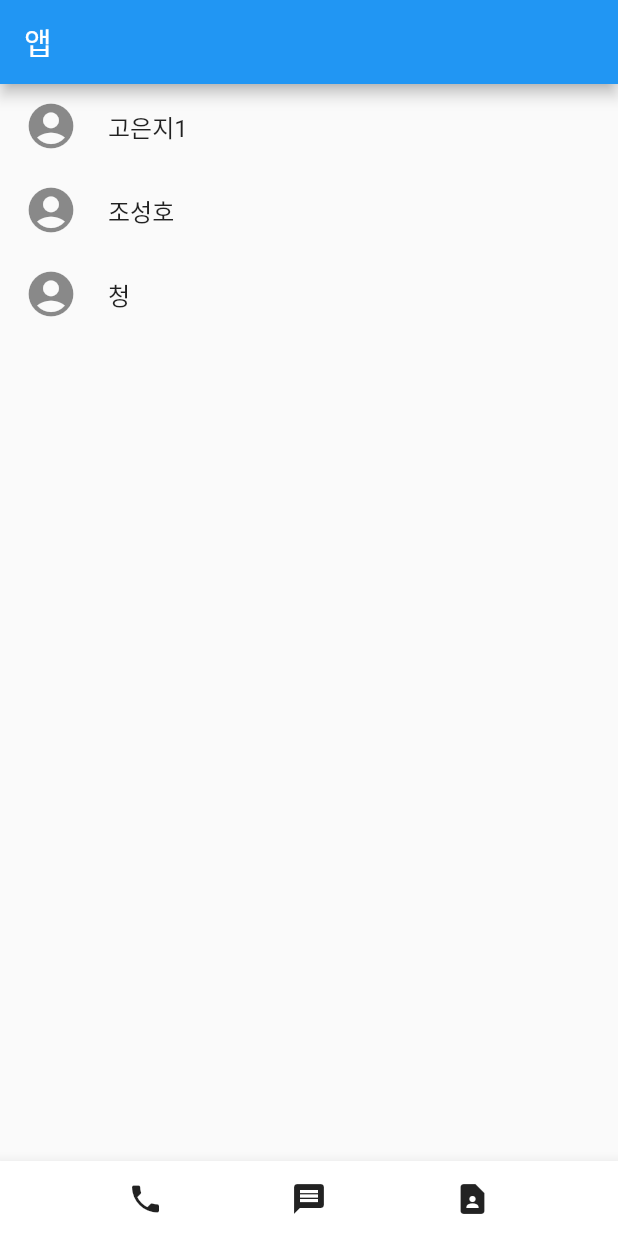
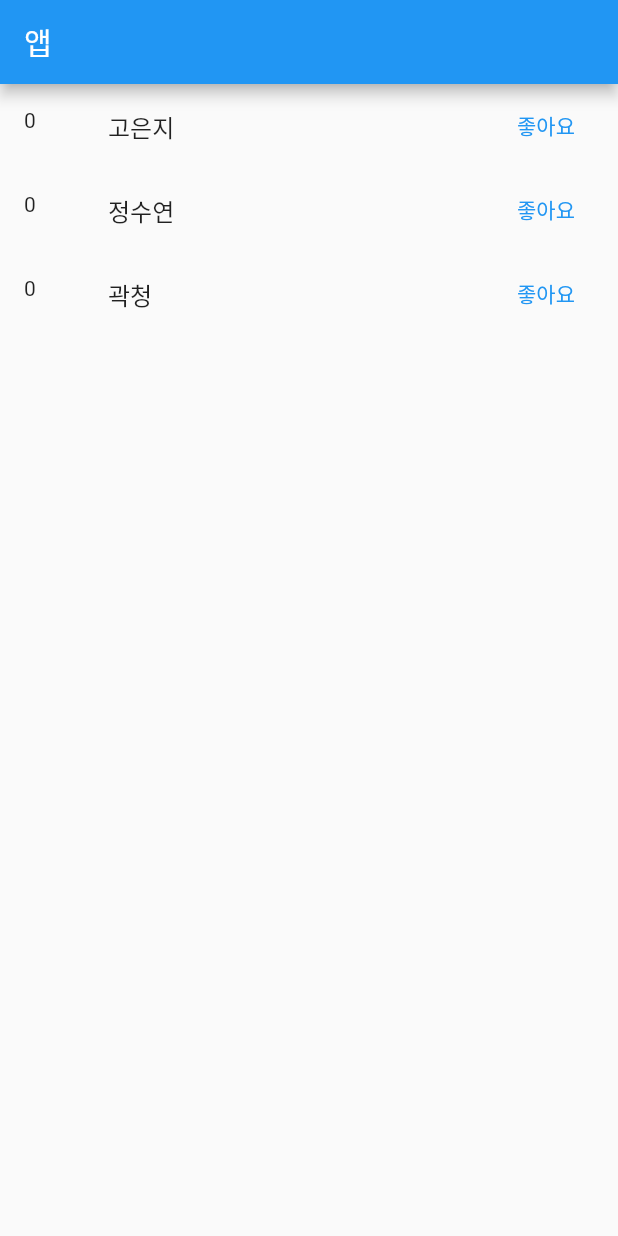
Before and after one commit to ein214/flutter_contact, a Flutter app: the screen it shows after launch, on a phone screen of 412 x 824 dp. Run offline on Flutter 3.47's test engine with Material 2 defaults, Android fonts, the phone set to English and light mode, and no system bars.

Commit message:
8-1장 과제

```diff
--- a/lib/main.dart
+++ b/lib/main.dart
@@ -15,7 +15,8 @@ class MyApp extends StatefulWidget {
 
 class _MyAppState extends State<MyApp> {
   var a = 1;
-  var name = ['고은지1', '조성호', '청'];
+  var name = ['고은지', '정수연', '곽청'];
+  var like = [0, 0, 0];
 
   @override
   Widget build(BuildContext context) {
@@ -25,26 +26,21 @@ class _MyAppState extends State<MyApp> {
     //Flutter 앱 디자인은 위젯 짜집기
     return MaterialApp(
       home: Scaffold(
-        /*
-        floatingActionButton: FloatingActionButton(
-          child: Text(a.toString()),
-          onPressed: (){
-            setState(() {
-              a++;
-            });
-          },
-        ),
-
-         */
         appBar: AppBar( title: Text('앱')),
-        bottomNavigationBar: BottomNavi(),
         body: ListView.builder(
             itemCount: 3,
             itemBuilder: (context, index) {
-              print(index);
               return ListTile(
-                leading: Icon(Icons.account_circle, size: 36,),
-                title: Text(name[index])
+                leading: Text(like[index].toString()),
+                title: Text(name[index]),
+                trailing: TextButton(
+                  child: Text('좋아요'),
+                  onPressed: (){
+                    setState(() {
+                      like[index]++;
+                    });
+                  },
+                ),
               );
             }
         ),
@@ -52,44 +48,3 @@ class _MyAppState extends State<MyApp> {
     );
   }
 }
-
-/// 과제 - 리스트 뿌리는 부분
-class ListItem extends StatelessWidget {
-  const ListItem({Key? key}) : super(key: key);
-
-  @override
-  Widget build(BuildContext context) {
-    return Row(
-      crossAxisAlignment: CrossAxisAlignment.center,
-      children: [
-        Icon(Icons.account_circle, size: 36,),
-        Padding(
-          padding: EdgeInsets.fromLTRB(10, 0, 0, 0),
-          child: Text('홍길동'),
-        )
-      ],
-    );
-  }
-}
-
-
-class BottomNavi extends StatelessWidget {
-  const BottomNavi({Key? key}) : super(key: key);
-
-  @override
-  Widget build(BuildContext context) {
-      return BottomAppBar(
-          child: SizedBox(
-              height: 50,
-              child: Row(
-                  mainAxisAlignment: MainAxisAlignment.spaceEvenly,
-                  children: [
-                      Icon(Icons.phone),
-                      Icon(Icons.message),
-                      Icon(Icons.contact_page)
-                  ],
-              )
-          )
-      );
-  }
-}
```
